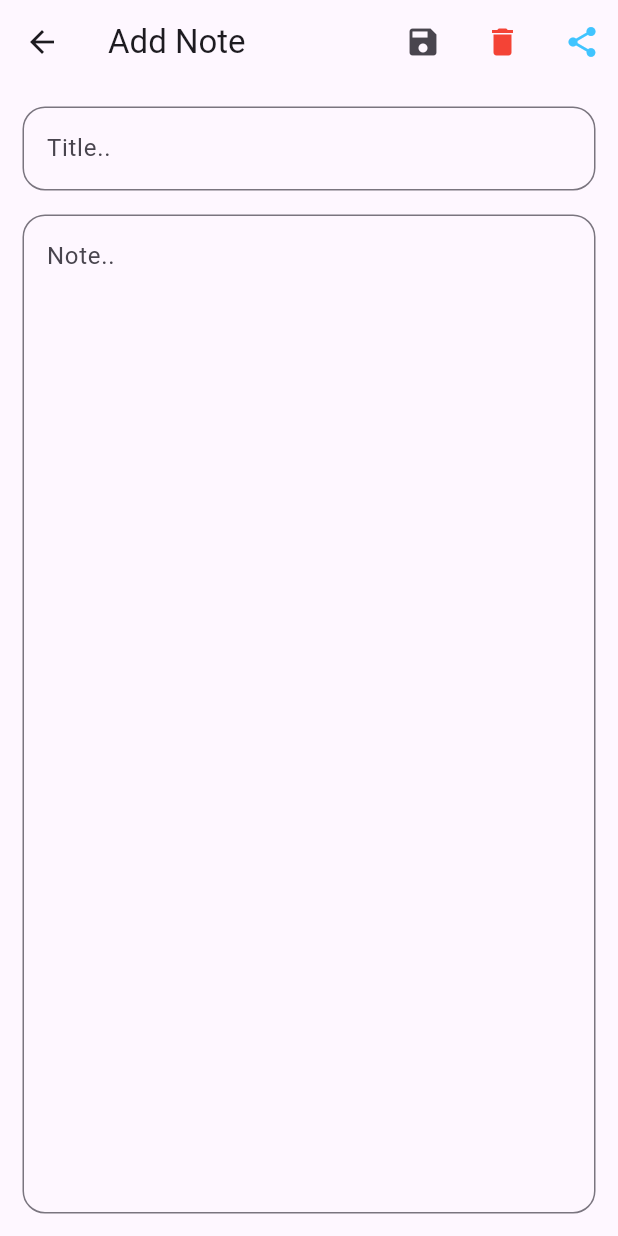
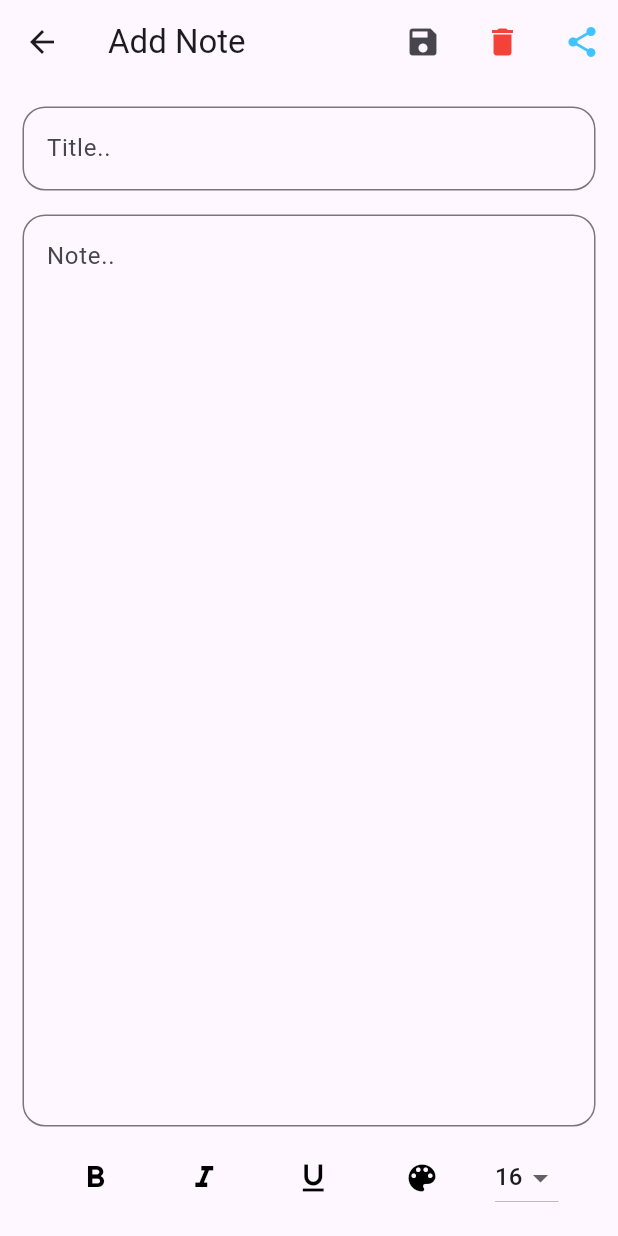
Before and after one commit to harshcodex-stack/MySimpleNote, a Flutter app: the screen it shows after launch, after a tap on the "note alt" icon, on a phone screen of 412 x 824 dp. Run offline on Flutter 3.47's test engine with Material 3 defaults, Android fonts, the phone set to English and light mode, and no system bars; our stand-ins replace flutter_colorpicker, share_plus, shared_preferences, sqflite; accounts and stored records are empty.

Commit message:
Implement Dark mode switch and font format editor

```diff
--- a/lib/Pages/Create_Note/create_notes.dart
+++ b/lib/Pages/Create_Note/create_notes.dart
@@ -1,4 +1,5 @@
 import 'package:flutter/material.dart';
+import 'package:flutter_colorpicker/flutter_colorpicker.dart';
 import 'package:my_simple_note/Models/note.dart';
 import 'package:my_simple_note/Repository/notes_repository.dart';
 import 'package:share_plus/share_plus.dart';
@@ -12,30 +13,36 @@ class CreateNotes extends StatefulWidget {
 }
 
 class _CreateNotesState extends State<CreateNotes> {
-
   final _title = TextEditingController();
   final _noteDescription = TextEditingController();
 
+
+  bool _isBold = false;
+  bool _isItalic = false;
+  bool _isUnderline = false;
+  double _fontSize = 16.0;
+  Color _fontColor = Colors.black;
+
   @override
   void initState() {
-    if(widget.note != null) {
+    if (widget.note != null) {
       _title.text = widget.note!.title;
       _noteDescription.text = widget.note!.noteDescription;
-
     }
     super.initState();
   }
+
   @override
   Widget build(BuildContext context) {
     return Scaffold(
       appBar: AppBar(
-        title: Text(widget.note == null? 'Add Note' : 'Edit Note'),
+        title: Text(widget.note == null ? 'Add Note' : 'Edit Note'),
         actions: [
           Row(
             children: [
               IconButton(
-                  onPressed: widget.note == null? _insertNotes : _updateNotes,
-                  icon: const Icon(Icons.save)
+                onPressed: widget.note == null ? _insertNotes : _updateNotes,
+                icon: const Icon(Icons.save),
               ),
               const SizedBox(width: 5),
               IconButton(
@@ -62,27 +69,137 @@ class _CreateNotesState extends State<CreateNotes> {
               decoration: InputDecoration(
                 hintText: 'Title..',
                 border: OutlineInputBorder(
-                    borderRadius: BorderRadius.circular(15)
-                )
+                  borderRadius: BorderRadius.circular(15),
+                ),
               ),
             ),
-            const SizedBox(height: 16,),
+            const SizedBox(height: 16),
             Expanded(
               child: TextField(
                 controller: _noteDescription,
                 decoration: InputDecoration(
-                    hintText: 'Note..',
-                    border: OutlineInputBorder(
-                        borderRadius: BorderRadius.circular(15))
+                  hintText: 'Note..',
+                  border: OutlineInputBorder(
+                    borderRadius: BorderRadius.circular(15),
+                  ),
                 ),
                 maxLines: 50,
+                style: TextStyle(
+                  fontWeight: _isBold ? FontWeight.bold : FontWeight.normal,
+                  fontStyle: _isItalic ? FontStyle.italic : FontStyle.normal,
+                  decoration: _isUnderline
+                      ? TextDecoration.underline
+                      : TextDecoration.none,
+                  fontSize: _fontSize,
+                  color: _fontColor,
+                ),
               ),
-            )
+            ),
+            const SizedBox(height: 10),
+            _buildTextFormatBar(),
           ],
         ),
       ),
     );
   }
+
+
+  Widget _buildTextFormatBar() {
+    return Row(
+      mainAxisAlignment: MainAxisAlignment.spaceEvenly,
+      children: [
+        IconButton(
+          icon: Icon(
+            Icons.format_bold,
+            color: _isBold ? Colors.blue : Colors.black,
+          ),
+          onPressed: () {
+            setState(() {
+              _isBold = !_isBold;
+            });
+          },
+        ),
+
+        IconButton(
+          icon: Icon(
+            Icons.format_italic,
+            color: _isItalic ? Colors.blue : Colors.black,
+          ),
+          onPressed: () {
+            setState(() {
+              _isItalic = !_isItalic;
+            });
+          },
+        ),
+
+        IconButton(
+          icon: Icon(
+            Icons.format_underline,
+            color: _isUnderline ? Colors.blue : Colors.black,
+          ),
+          onPressed: () {
+            setState(() {
+              _isUnderline = !_isUnderline;
+            });
+          },
+        ),
+
+        IconButton(
+          icon: const Icon(Icons.color_lens),
+          color: _fontColor,
+          onPressed: _selectFontColor,
+        ),
+        DropdownButton<double>(
+          value: _fontSize,
+          items: <double>[14, 16, 18, 20, 22, 24]
+              .map((double value) => DropdownMenuItem<double>(
+            value: value,
+            child: Text('${value.toInt()}'),
+          ))
+              .toList(),
+          onChanged: (newSize) {
+            setState(() {
+              _fontSize = newSize!;
+            });
+          },
+        ),
+      ],
+    );
+  }
+
+
+  Future<void> _selectFontColor() async {
+    Color selectedColor = await showDialog(
+      context: context,
+      builder: (BuildContext context) {
+        return AlertDialog(
+          title: const Text('Select Font Color'),
+          content: SingleChildScrollView(
+            child: BlockPicker(
+              pickerColor: _fontColor,
+              onColorChanged: (color) {
+                setState(() {
+                  _fontColor = color;
+                });
+              },
+            ),
+          ),
+          actions: [
+            TextButton(
+              child: const Text('Close'),
+              onPressed: () {
+                Navigator.of(context).pop(_fontColor);
+              },
+            ),
+          ],
+        );
+      },
+    );
+    setState(() {
+      _fontColor = selectedColor;
+    });
+  }
+
   _insertNotes() async {
     if (_title.text.isEmpty || _noteDescription.text.isEmpty) {
       ScaffoldMessenger.of(context).showSnackBar(
@@ -158,7 +275,4 @@ class _CreateNotesState extends State<CreateNotes> {
       );
     }
   }
-
-
-
 }
--- a/lib/Pages/Home/Widget/notes.dart
+++ b/lib/Pages/Home/Widget/notes.dart
@@ -17,7 +17,7 @@ class MyNotes extends StatelessWidget {
       child: Container(
         padding: const EdgeInsets.all(10),
         decoration: BoxDecoration(
-          borderRadius: BorderRadius.circular(10),
+          borderRadius: BorderRadius.circular(23),
           color: Colors.black54,
         ),
         child: Column(
--- a/lib/Pages/Home/home_page.dart
+++ b/lib/Pages/Home/home_page.dart
@@ -1,5 +1,4 @@
 import 'dart:ui';
-
 import 'package:flutter/material.dart';
 import 'package:my_simple_note/Pages/Create_Note/create_notes.dart';
 import 'package:my_simple_note/Pages/Home/Widget/notes.dart';
@@ -7,12 +6,13 @@ import 'package:my_simple_note/Repository/notes_repository.dart';
 import '../../Models/note.dart';
 
 class HomePage extends StatefulWidget {
-  const HomePage({super.key});
+  final ValueChanged<bool> onThemeChanged; // Callback to change theme
+
+  const HomePage({super.key, required this.onThemeChanged});
 
   @override
   State<HomePage> createState() => _HomePageState();
 }
-
 
 class _HomePageState extends State<HomePage> {
   late Future<List<Note>> _notesFuture;
@@ -28,6 +28,7 @@ class _HomePageState extends State<HomePage> {
       _notesFuture = NotesRepository.getNotes();
     });
   }
+
   @override
   Widget build(BuildContext context) {
     return Scaffold(
@@ -41,20 +42,24 @@ class _HomePageState extends State<HomePage> {
             ),
             const SizedBox(width: 10),
             const Text(
-                'My Notes',
-              style: TextStyle(
-                  color: Colors.black,
-              ),
-
-
+              'My Notes',
+              style: TextStyle(color: Colors.black),
             ),
           ],
         ),
         centerTitle: true,
         actions: [
           IconButton(
-              onPressed: _refreshNotes,
-              icon: const Icon(Icons.refresh_rounded))
+            onPressed: _refreshNotes,
+            icon: const Icon(Icons.refresh_rounded),
+          ),
+          // Theme switch
+          Switch(
+            value: Theme.of(context).brightness == Brightness.dark,
+            onChanged: (value) {
+              widget.onThemeChanged(value);
+            },
+          ),
         ],
         backgroundColor: Colors.deepPurple[100],
       ),
@@ -71,8 +76,8 @@ class _HomePageState extends State<HomePage> {
           ),
           Padding(
             padding: const EdgeInsets.all(15),
-            child: FutureBuilder(
-              future: NotesRepository.getNotes(),
+            child: FutureBuilder<List<Note>>(
+              future: _notesFuture,
               builder: (context, snapshot) {
                 if (snapshot.connectionState == ConnectionState.done) {
                   if (snapshot.data == null || snapshot.data!.isEmpty) {
@@ -81,8 +86,7 @@ class _HomePageState extends State<HomePage> {
                     );
                   }
                   return GridView.builder(
-                    gridDelegate:
-                    const SliverGridDelegateWithFixedCrossAxisCount(
+                    gridDelegate: const SliverGridDelegateWithFixedCrossAxisCount(
                       crossAxisCount: 2,
                       crossAxisSpacing: 15,
                       mainAxisSpacing: 15,
@@ -91,7 +95,7 @@ class _HomePageState extends State<HomePage> {
                     itemCount: snapshot.data!.length,
                     itemBuilder: (context, index) {
                       var note = snapshot.data![index];
-                      return  MyNotes(note: note);
+                      return MyNotes(note: note);
                     },
                   );
                 }
@@ -101,14 +105,15 @@ class _HomePageState extends State<HomePage> {
             ),
           ),
 
-          // Positioned FloatingActionButton at the bottom right
           Positioned(
             bottom: 20,
             right: 20,
             child: FloatingActionButton(
               onPressed: () {
-                Navigator.push(context, MaterialPageRoute(
-                    builder: (_) => const CreateNotes()));
+                Navigator.push(
+                  context,
+                  MaterialPageRoute(builder: (_) => const CreateNotes()),
+                );
               },
               backgroundColor: Theme.of(context).colorScheme.primary,
               foregroundColor: Colors.white,
--- a/lib/Pages/Home/welcome.dart
+++ b/lib/Pages/Home/welcome.dart
@@ -3,7 +3,10 @@ import 'package:flutter/services.dart';
 import 'package:my_simple_note/Pages/Home/home_page.dart';
 
 class WelcomeScreen extends StatefulWidget {
-  const WelcomeScreen({super.key});
+  final ValueChanged<bool> onThemeChanged; // Callback to change theme
+
+
+  const WelcomeScreen({super.key, required this.onThemeChanged});
 
   @override
   State<WelcomeScreen> createState() => _WelcomeScreenState();
@@ -20,38 +23,39 @@ class _WelcomeScreenState extends State<WelcomeScreen>
   void initState() {
     super.initState();
 
-    // Setting up system UI in immersive mode
+
     SystemChrome.setEnabledSystemUIMode(SystemUiMode.immersive);
 
-    // Animation controller
+
     _controller = AnimationController(
       vsync: this,
       duration: const Duration(seconds: 3),
     );
 
-    // Fade animation for the image
+
     _fadeAnimation = Tween<double>(begin: 0.0, end: 1.0).animate(
       CurvedAnimation(parent: _controller, curve: Curves.easeIn),
     );
 
-    // Scale animation for the image
+
     _scaleAnimation = Tween<double>(begin: 0.8, end: 1.0).animate(
       CurvedAnimation(parent: _controller, curve: Curves.easeIn),
     );
 
-    // Fade animation for the text
+
     _textFadeAnimation = Tween<double>(begin: 0.0, end: 1.0).animate(
       CurvedAnimation(parent: _controller, curve: Curves.easeInOut),
     );
 
-    // Start the animations
+
     _controller.forward();
 
-    // Delay navigation to home page
     WidgetsBinding.instance.addPostFrameCallback((_) {
       Future.delayed(const Duration(seconds: 5), () {
         Navigator.of(context).pushReplacement(MaterialPageRoute(
-          builder: (_) => const HomePage(),
+          builder: (_) => HomePage(
+            onThemeChanged: widget.onThemeChanged, // Pass the theme callback
+          ),
         ));
       });
     });
--- a/lib/main.dart
+++ b/lib/main.dart
@@ -1,25 +1,59 @@
 import 'package:flutter/material.dart';
 import 'package:my_simple_note/Pages/Home/welcome.dart';
+import 'package:shared_preferences/shared_preferences.dart';
 
-void main() {
+void main() async {
   WidgetsFlutterBinding.ensureInitialized();
   runApp(const MyApp());
 }
 
-class MyApp extends StatelessWidget {
+class MyApp extends StatefulWidget {
   const MyApp({super.key});
 
-  // This widget is the root of your application.
+  @override
+  State<MyApp> createState() => _MyAppState();
+}
+
+class _MyAppState extends State<MyApp> {
+  bool _isDarkMode = false;
+
+  @override
+  void initState() {
+    super.initState();
+    _loadThemePreference();
+  }
+
+    Future<void> _loadThemePreference() async {
+    SharedPreferences prefs = await SharedPreferences.getInstance();
+    setState(() {
+      _isDarkMode = prefs.getBool('isDarkMode') ?? false;
+    });
+  }
+
+    Future<void> _saveThemePreference(bool value) async {
+    SharedPreferences prefs = await SharedPreferences.getInstance();
+    prefs.setBool('isDarkMode', value);
+  }
+
   @override
   Widget build(BuildContext context) {
     return MaterialApp(
       debugShowCheckedModeBanner: false,
       title: 'My Simple Notes',
-      theme: ThemeData(
+      theme: _isDarkMode
+          ? ThemeData.dark() // Dark theme
+          : ThemeData(
         colorScheme: ColorScheme.fromSeed(seedColor: Colors.deepPurple),
         useMaterial3: true,
       ),
-      home: const WelcomeScreen(),
+      home: WelcomeScreen(
+        onThemeChanged: (isDarkMode) {
+          setState(() {
+            _isDarkMode = isDarkMode;
+            _saveThemePreference(_isDarkMode);
+          });
+        },
+      ),
     );
   }
 }
--- a/pubspec.yaml
+++ b/pubspec.yaml
@@ -40,6 +40,10 @@ dependencies:
   intl: ^0.19.0
   google_fonts: ^6.2.1
   share_plus: ^10.1.1
+  flutter_colorpicker: ^1.1.0
+  shared_preferences: ^2.3.2
+  flutter_quill: ^10.8.5
+
 
 dev_dependencies:
   flutter_test:
```
Also changed, not shown: pubspec.lock.
